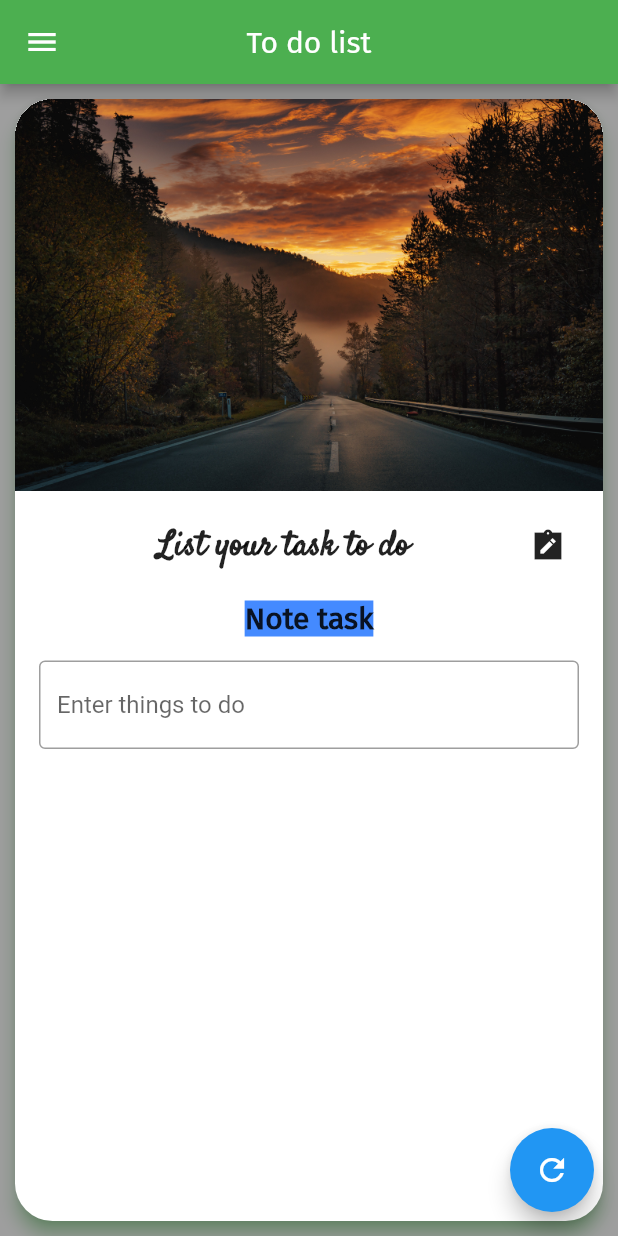
After one commit to karkiayush/FlutterAppdev, a Flutter app: the screen it shows after launch, on a phone screen of 412 x 824 dp. The commit adds this screen. Run offline on Flutter 3.47's test engine with Material 2 defaults, Android fonts, the phone set to English and light mode, and no system bars.

Commit message:
Lot of src code is organized and respective dart files are made for the respective block of codes

```diff
--- /dev/null
+++ b/lib/pages/home_page.dart
@@ -0,0 +1,133 @@
+// ignore_for_file: prefer_const_constructors
+
+import 'package:firstapp/bg_image.dart';
+import 'package:firstapp/drawer.dart';
+import 'package:flutter/material.dart';
+
+// ignore: use_key_in_widget_constructors
+class Homepage extends StatefulWidget {
+  @override
+  State<Homepage> createState() => _HomepageState();
+}
+
+class _HomepageState extends State<Homepage> {
+  // ignore: unused_field, prefer_final_fields
+  TextEditingController _titleController = TextEditingController();
+
+  var myText = "List your task to do";
+  @override
+  void initState() {
+    // ignore: todo
+    // TODO: implement initState
+    super.initState();
+  }
+
+  @override
+  Widget build(BuildContext context) {
+    return Scaffold(
+        backgroundColor: Colors.grey,
+        appBar: AppBar(
+          title: Text(
+            "To do list",
+            style: TextStyle(fontFamily: "fira"),
+          ),
+          backgroundColor: Colors.green,
+          centerTitle: true,
+        ),
+        body: Center(
+            child: Padding(
+          padding: const EdgeInsets.all(10.0),
+          child: Card(
+              color: Colors.white,
+              // borderOnForeground: false,
+
+              // It controls the shadow size below the card. The bigger elevation value makes the bigger shadow distance.
+              elevation: 5,
+              margin: EdgeInsets.zero,
+              shape: RoundedRectangleBorder(
+                  borderRadius: BorderRadius.circular(25)),
+// It is used to paint the shadow of a card.
+              shadowColor: Colors.green,
+              clipBehavior: Clip.hardEdge,
+              child: toDOTitle(titleController: _titleController)),
+        )),
+        drawer: MyDrawer(),
+        floatingActionButton: FloatingActionButton(
+          onPressed: () {},
+          child: Icon(Icons.refresh),
+        ));
+  }
+}
+
+// ignore: camel_case_types
+class toDOTitle extends StatelessWidget {
+  const toDOTitle({
+    Key? key,
+    required TextEditingController titleController,
+  })  : _titleController = titleController,
+        super(key: key);
+
+  final TextEditingController _titleController;
+
+  @override
+  Widget build(BuildContext context) {
+    return Column(
+      // ignore: prefer_const_literals_to_create_immutables
+      children: <Widget>[
+        bgImage(),
+        //this below sized box doesn't seems but helps in giving space in between two widgest. Here it makes the space between the image and the Text("to do list ")
+        SizedBox(
+          height: 20,
+        ),
+        Row(
+          // ignore: prefer_const_literals_to_create_immutables
+          children: [
+            SizedBox(
+              width: 95,
+            ),
+            Text(
+              "List your task to do",
+              textAlign: TextAlign.center,
+              style: TextStyle(
+                fontFamily: 'cursive2',
+                fontWeight: FontWeight.bold,
+                fontSize: 23,
+              ),
+            ),
+            SizedBox(
+              width: 80,
+            ),
+            Icon(Icons.note_alt_sharp)
+          ],
+        ),
+        SizedBox(
+          height: 20,
+        ),
+        Container(
+          // ignore: sort_child_properties_last
+          child: Text(
+            "Note task",
+            style: TextStyle(
+              fontFamily: 'fira',
+              fontWeight: FontWeight.bold,
+              fontSize: 20,
+            ),
+          ),
+          color: Colors.blueAccent,
+        ),
+        Padding(
+          padding: const EdgeInsets.all(16.0),
+          child: TextField(
+            controller: _titleController,
+            keyboardType: TextInputType.text,
+            decoration: InputDecoration(
+              hintText: "Enter things to do",
+              border: OutlineInputBorder(),
+              // labelText: "Task"
+            ),
+          ),
+        )
+      ],
+    );
+  }
+}
```
Also changed, not shown: lib/main.dart (+1 -157 lines), lib/bg_image.dart (renamed from lib/bgimage.dart).
